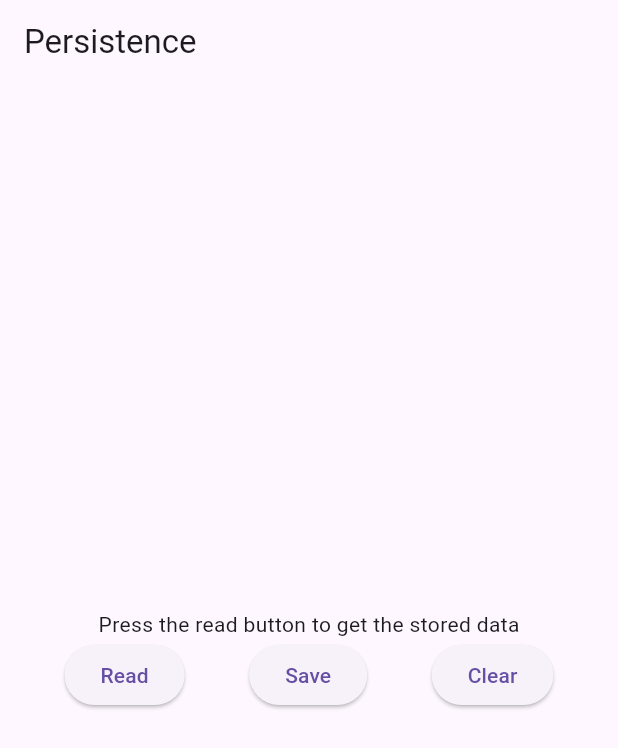
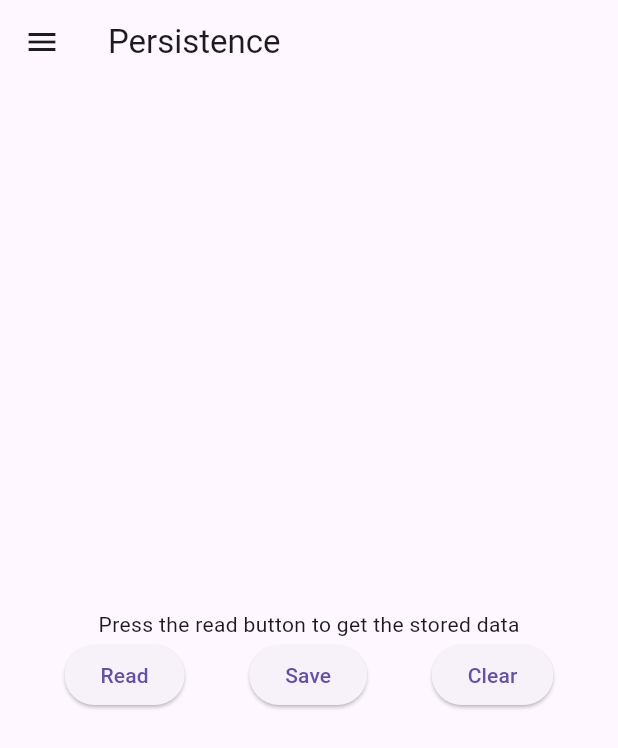
Before and after one commit to alasidig/flutter-caching, a Flutter app: the screen it shows after launch, on a phone screen of 412 x 824 dp. Shown: the top 748 px of the screen. Run offline on Flutter 3.47's test engine with Material 3 defaults, Android fonts, the phone set to English and light mode, and no system bars; our stand-ins replace flutter_secure_storage, shared_preferences.

Commit message:
Secure storage example

```diff
--- a/lib/main.dart
+++ b/lib/main.dart
@@ -1,3 +1,4 @@
+import 'package:caching_lec/secure_storage_page.dart';
 import 'package:flutter/material.dart';
 import 'package:shared_preferences/shared_preferences.dart';
 
@@ -46,6 +47,32 @@ class _HomePageState extends State<HomePage> {
   @override
   Widget build(BuildContext context) {
     return Scaffold(
+      drawer: Drawer(
+        child: ListView(
+          padding: EdgeInsets.zero,
+          children: [
+            const DrawerHeader(
+              decoration: BoxDecoration(
+                color: Colors.blue,
+              ),
+              child: Text('Other caching examples'),
+            ),
+            ListTile(
+              title: const Text('Secure Storage'),
+              leading: const Icon(Icons.security),
+              onTap: () {
+                Navigator.pop(context);
+                Navigator.push(
+                  context,
+                  MaterialPageRoute(
+                    builder: (context) => const HomePageSecureStorage(),
+                  ),
+                );
+              },
+            ),
+          ],
+        ),
+      ) ,
       appBar: AppBar(
         title: const Text('Persistence'),
       ),
--- a/pubspec.yaml
+++ b/pubspec.yaml
@@ -36,6 +36,7 @@ dependencies:
   # Use with the CupertinoIcons class for iOS style icons.
   cupertino_icons: ^1.0.8
   shared_preferences:
+  flutter_secure_storage:
 
 dev_dependencies:
   flutter_test:
```
Also changed, not shown: lib/secure_storage_page.dart (added, +62 -0 lines).
